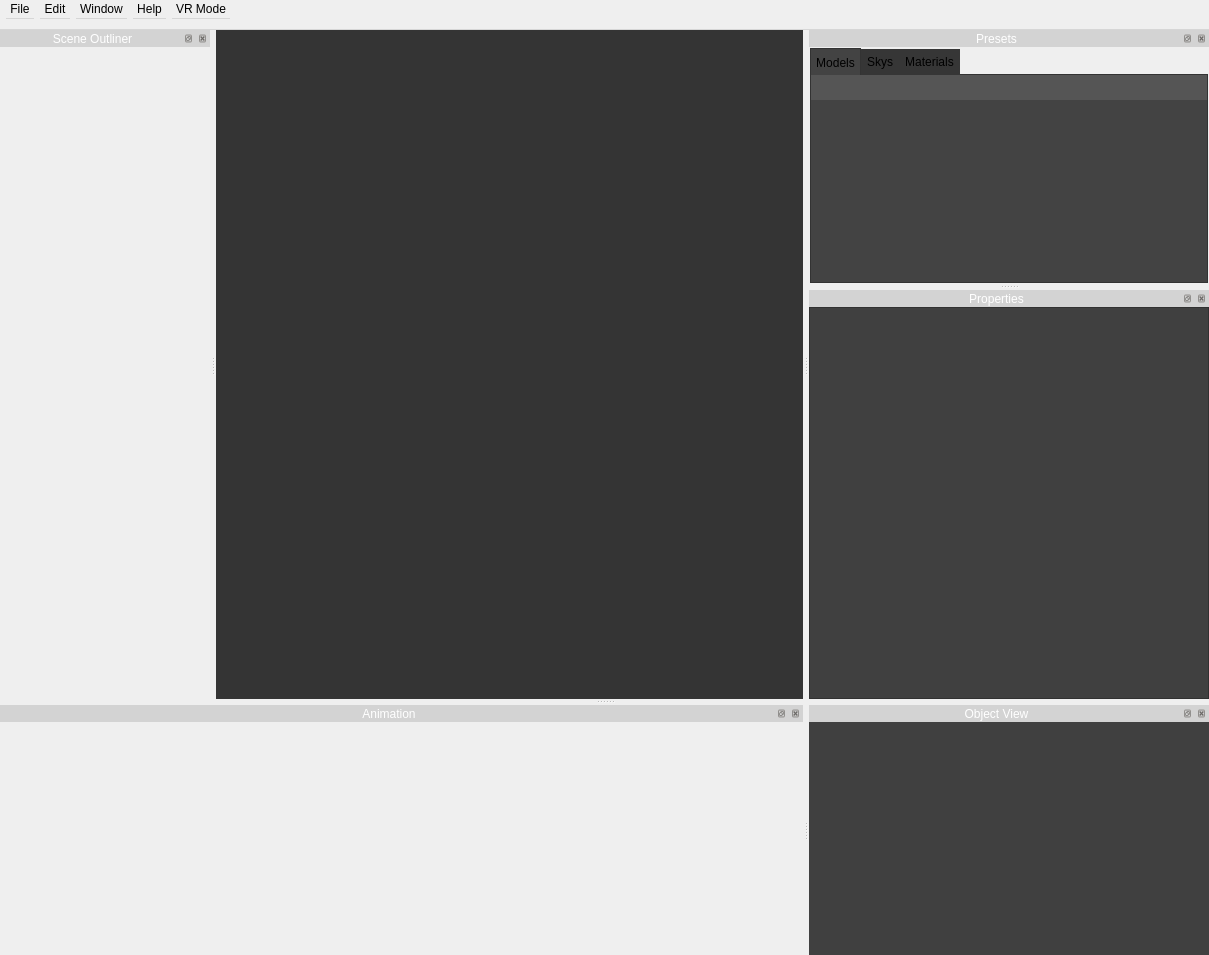
Above: src/newmainwindow.ui from jahshaka/Studio before the change. Below: the same form after it.
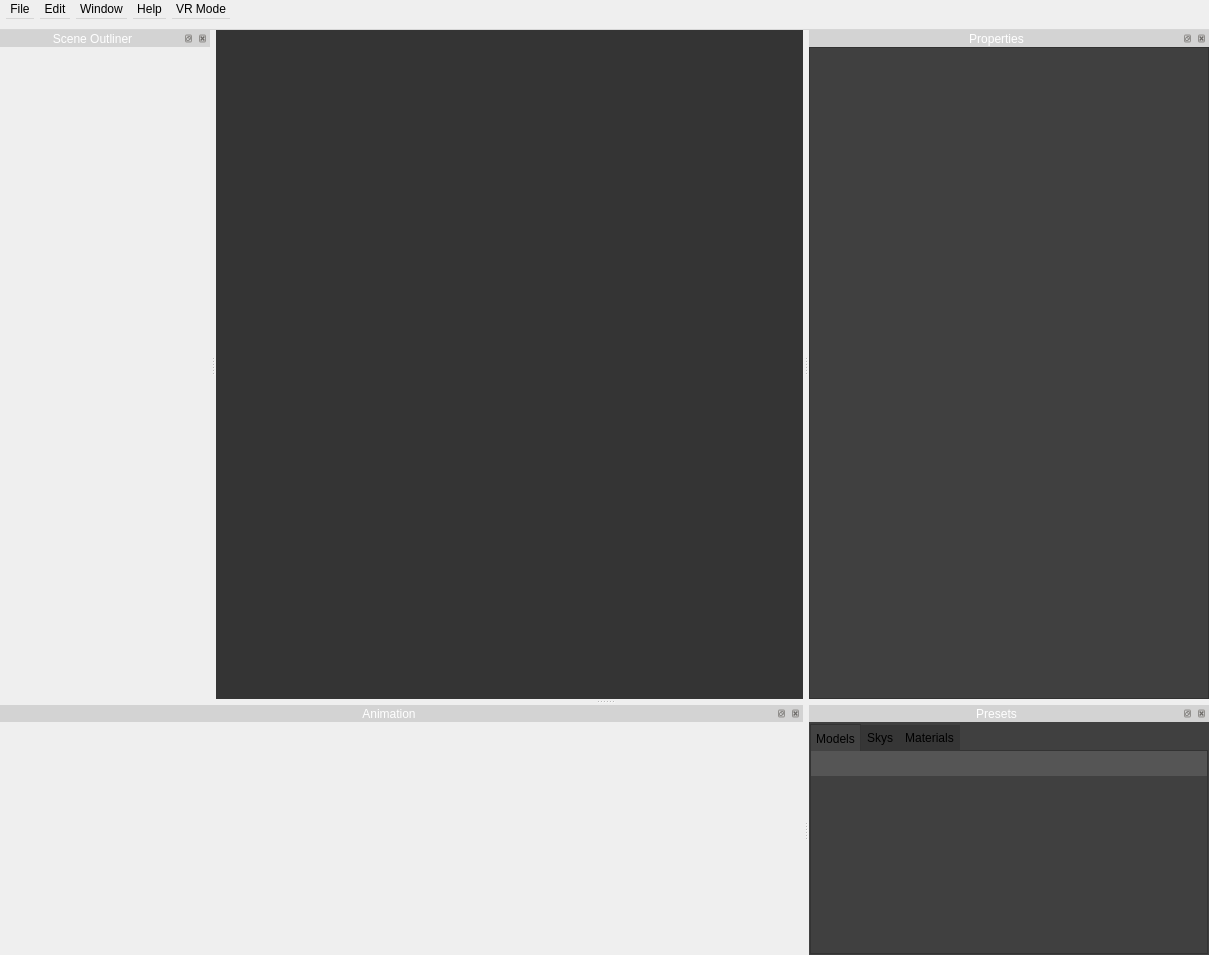
That is the form after the change. The open tabs and pages were chosen to show the change. Icons and pictures are not drawn. Custom widgets are drawn as their Qt base class.

What changed in the file:
```diff
--- a/src/newmainwindow.ui
+++ b/src/newmainwindow.ui
@@ -615,41 +615,185 @@
     </layout>
    </widget>
   </widget>
-  <widget class="QDockWidget" name="PresetsDock">
+  <widget class="QDockWidget" name="AnimationDock">
    <property name="minimumSize">
     <size>
-     <width>400</width>
-     <height>200</height>
-    </size>
-   </property>
-   <property name="maximumSize">
-    <size>
-     <width>524287</width>
-     <height>300</height>
+     <width>85</width>
+     <height>250</height>
     </size>
    </property>
    <property name="styleSheet">
     <string notr="true"/>
+   </property>
+   <property name="windowTitle">
+    <string>Animation</string>
+   </property>
+   <attribute name="dockWidgetArea">
+    <number>8</number>
+   </attribute>
+   <widget class="QWidget" name="layout_2">
+    <property name="styleSheet">
+     <string notr="true">:hover{
+
+    border: 1px solid rgb(30, 144, 255);
+}</string>
+    </property>
+    <layout class="QGridLayout" name="gridLayout_5">
+     <property name="leftMargin">
+      <number>0</number>
+     </property>
+     <property name="topMargin">
+      <number>0</number>
+     </property>
+     <property name="rightMargin">
+      <number>0</number>
+     </property>
+     <property name="bottomMargin">
+      <number>0</number>
+     </property>
+     <property name="spacing">
+      <number>0</number>
+     </property>
+     <item row="1" column="0">
+      <widget class="AnimationWidget" name="animationtimeline">
+       <property name="styleSheet">
+        <string notr="true">border: none;</string>
+       </property>
+       <zorder>materialpresets</zorder>
+      </widget>
+     </item>
+     <item row="0" column="0">
+      <widget class="MainTimelineWidget" name="mainTimeline" native="true">
+       <property name="sizePolicy">
+        <sizepolicy hsizetype="Expanding" vsizetype="Fixed">
+         <horstretch>0</horstretch>
+         <verstretch>0</verstretch>
+        </sizepolicy>
+       </property>
+       <property name="minimumSize">
+        <size>
+         <width>0</width>
+         <height>30</height>
+        </size>
+       </property>
+       <property name="maximumSize">
+        <size>
+         <width>16777215</width>
+         <height>30</height>
+        </size>
+       </property>
+       <property name="styleSheet">
+        <string notr="true">border: none;</string>
+       </property>
+      </widget>
+     </item>
+    </layout>
+   </widget>
+  </widget>
+  <widget class="QDockWidget" name="PropertiesDock">
+   <property name="minimumSize">
+    <size>
+     <width>400</width>
+     <height>322</height>
+    </size>
+   </property>
+   <property name="windowTitle">
+    <string>Properties</string>
+   </property>
+   <attribute name="dockWidgetArea">
+    <number>2</number>
+   </attribute>
+   <widget class="QWidget" name="dockWidgetContents">
+    <property name="styleSheet">
+     <string notr="true">:hover{
+
+    border: 1px solid rgb(30, 144, 255);
+}</string>
+    </property>
+    <layout class="QGridLayout" name="gridLayout_3">
+     <property name="leftMargin">
+      <number>0</number>
+     </property>
+     <property name="topMargin">
+      <number>0</number>
+     </property>
+     <property name="rightMargin">
+      <number>0</number>
+     </property>
+     <property name="bottomMargin">
+      <number>0</number>
+     </property>
+     <item row="0" column="0">
+      <widget class="QScrollArea" name="Propertieswidget">
+       <property name="minimumSize">
+        <size>
+         <width>0</width>
+         <height>300</height>
+        </size>
+       </property>
+       <property name="styleSheet">
+        <string notr="true">background-color: rgb(64, 64, 64);
+</string>
+       </property>
+       <property name="sizeAdjustPolicy">
+        <enum>QAbstractScrollArea::AdjustToContents</enum>
+       </property>
+       <property name="widgetResizable">
+        <bool>true</bool>
+       </property>
+       <widget class="QWidget" name="accordian">
+        <property name="geometry">
+         <rect>
+          <x>0</x>
+          <y>0</y>
+          <width>398</width>
+          <height>652</height>
+         </rect>
+        </property>
+        <property name="styleSheet">
+         <string notr="true">border:none;</string>
+        </property>
+       </widget>
+      </widget>
+     </item>
+    </layout>
+   </widget>
+  </widget>
+  <widget class="QDockWidget" name="PresetsDock_2">
+   <property name="minimumSize">
+    <size>
+     <width>400</width>
+     <height>160</height>
+    </size>
+   </property>
+   <property name="maximumSize">
+    <size>
+     <width>400</width>
+     <height>524287</height>
+    </size>
+   </property>
+   <property name="styleSheet">
+    <string notr="true">background-color: rgb(64, 64, 64);</string>
    </property>
    <property name="windowTitle">
     <string>Presets</string>
    </property>
    <attribute name="dockWidgetArea">
-    <number>2</number>
+    <number>8</number>
    </attribute>
-   <widget class="QWidget" name="layout">
+   <widget class="QWidget" name="objectview">
     <property name="styleSheet">
      <string notr="true">:hover{
 
     border: 1px solid rgb(30, 144, 255);
 }</string>
     </property>
-    <layout class="QGridLayout" name="gridLayout_2">
+    <layout class="QGridLayout" name="gridLayout_7">
      <property name="leftMargin">
       <number>1</number>
      </property>
      <property name="topMargin">
-      <number>0</number>
+      <number>1</number>
      </property>
      <property name="rightMargin">
       <number>1</number>
@@ -657,16 +801,13 @@
      <property name="bottomMargin">
       <number>1</number>
      </property>
-     <property name="spacing">
-      <number>0</number>
-     </property>
      <item row="0" column="0">
       <widget class="QTabWidget" name="tabWidget">
        <property name="styleSheet">
         <string notr="true">border: none;</string>
        </property>
        <property name="currentIndex">
-        <number>1</number>
+        <number>0</number>
        </property>
        <widget class="QWidget" name="tamodelsb_3">
         <attribute name="title">
@@ -1204,190 +1345,10 @@
       </widget>
      </item>
     </layout>
-   </widget>
-  </widget>
-  <widget class="QDockWidget" name="AnimationDock">
-   <property name="minimumSize">
-    <size>
-     <width>85</width>
-     <height>250</height>
-    </size>
-   </property>
-   <property name="styleSheet">
-    <string notr="true"/>
-   </property>
-   <property name="windowTitle">
-    <string>Animation</string>
-   </property>
-   <attribute name="dockWidgetArea">
-    <number>8</number>
-   </attribute>
-   <widget class="QWidget" name="layout_2">
-    <property name="styleSheet">
-     <string notr="true">:hover{
-
-    border: 1px solid rgb(30, 144, 255);
-}</string>
-    </property>
-    <layout class="QGridLayout" name="gridLayout_5">
-     <property name="leftMargin">
-      <number>0</number>
-     </property>
-     <property name="topMargin">
-      <number>0</number>
-     </property>
-     <property name="rightMargin">
-      <number>0</number>
-     </property>
-     <property name="bottomMargin">
-      <number>0</number>
-     </property>
-     <property name="spacing">
-      <number>0</number>
-     </property>
-     <item row="1" column="0">
-      <widget class="AnimationWidget" name="animationtimeline">
-       <property name="styleSheet">
-        <string notr="true">border: none;</string>
-       </property>
-      </widget>
-     </item>
-     <item row="0" column="0">
-      <widget class="MainTimelineWidget" name="mainTimeline" native="true">
-       <property name="sizePolicy">
-        <sizepolicy hsizetype="Expanding" vsizetype="Fixed">
-         <horstretch>0</horstretch>
-         <verstretch>0</verstretch>
-        </sizepolicy>
-       </property>
-       <property name="minimumSize">
-        <size>
-         <width>0</width>
-         <height>30</height>
-        </size>
-       </property>
-       <property name="maximumSize">
-        <size>
-         <width>16777215</width>
-         <height>30</height>
-        </size>
-       </property>
-       <property name="styleSheet">
-        <string notr="true">border: none;</string>
-       </property>
-      </widget>
-     </item>
-    </layout>
-   </widget>
-  </widget>
-  <widget class="QDockWidget" name="PropertiesDock">
-   <property name="minimumSize">
-    <size>
-     <width>89</width>
-     <height>322</height>
-    </size>
-   </property>
-   <property name="windowTitle">
-    <string>Properties</string>
-   </property>
-   <attribute name="dockWidgetArea">
-    <number>2</number>
-   </attribute>
-   <widget class="QWidget" name="dockWidgetContents">
-    <property name="styleSheet">
-     <string notr="true">:hover{
-
-    border: 1px solid rgb(30, 144, 255);
-}</string>
-    </property>
-    <layout class="QGridLayout" name="gridLayout_3">
-     <property name="leftMargin">
-      <number>0</number>
-     </property>
-     <property name="topMargin">
-      <number>0</number>
-     </property>
-     <property name="rightMargin">
-      <number>0</number>
-     </property>
-     <property name="bottomMargin">
-      <number>0</number>
-     </property>
-     <item row="0" column="0">
-      <widget class="QScrollArea" name="Propertieswidget">
-       <property name="minimumSize">
-        <size>
-         <width>0</width>
-         <height>300</height>
-        </size>
-       </property>
-       <property name="styleSheet">
-        <string notr="true">background-color: rgb(64, 64, 64);
-</string>
-       </property>
-       <property name="sizeAdjustPolicy">
-        <enum>QAbstractScrollArea::AdjustToContents</enum>
-       </property>
-       <property name="widgetResizable">
-        <bool>true</bool>
-       </property>
-       <widget class="QWidget" name="accordian">
-        <property name="geometry">
-         <rect>
-          <x>0</x>
-          <y>0</y>
-          <width>398</width>
-          <height>393</height>
-         </rect>
-        </property>
-        <property name="styleSheet">
-         <string notr="true">border:none;</string>
-        </property>
-       </widget>
-      </widget>
-     </item>
-    </layout>
-   </widget>
-  </widget>
-  <widget class="QDockWidget" name="ObjectViewDock">
-   <property name="minimumSize">
-    <size>
-     <width>400</width>
-     <height>160</height>
-    </size>
-   </property>
-   <property name="maximumSize">
-    <size>
-     <width>400</width>
-     <height>524287</height>
-    </size>
-   </property>
-   <property name="styleSheet">
-    <string notr="true">background-color: rgb(64, 64, 64);</string>
-   </property>
-   <property name="windowTitle">
-    <string>Object View</string>
-   </property>
-   <attribute name="dockWidgetArea">
-    <number>8</number>
-   </attribute>
-   <widget class="QWidget" name="objectview">
-    <property name="styleSheet">
-     <string notr="true">:hover{
-
-    border: 1px solid rgb(30, 144, 255);
-}</string>
-    </property>
-    <widget class="TransformEditor" name="widget" native="true">
-     <property name="geometry">
-      <rect>
-       <x>10</x>
-       <y>20</y>
-       <width>381</width>
-       <height>191</height>
-      </rect>
-     </property>
-    </widget>
+    <zorder>tabWidget</zorder>
+    <zorder>materialpresets</zorder>
+    <zorder>materialoptionbar</zorder>
+    <zorder>tabWidget</zorder>
    </widget>
   </widget>
   <action name="actionSave">
@@ -1569,12 +1530,6 @@
    <header>src/widgets/skypresets.h</header>
    <container>1</container>
   </customwidget>
-  <customwidget>
-   <class>TransformEditor</class>
-   <extends>QWidget</extends>
-   <header>src/widgets/transformeditor.h</header>
-   <container>1</container>
-  </customwidget>
  </customwidgets>
  <resources>
   <include location="../icons.qrc"/>
```
